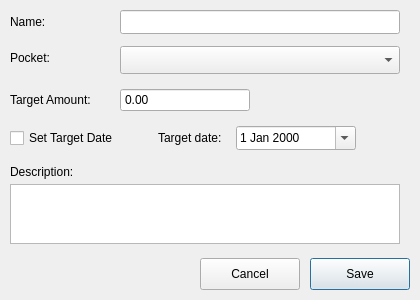
Old version of the form ui/goal_edit_dialog.ui in the repository fishija/fcontrol-personal-finance.
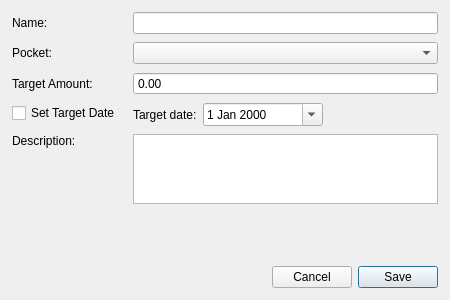
New version of the form.

Commit message: Update goals and goal_contribution views to meet base usability requirements

Patch:
```diff
--- a/ui/goal_edit_dialog.ui
+++ b/ui/goal_edit_dialog.ui
@@ -6,81 +6,66 @@
    <rect>
     <x>0</x>
     <y>0</y>
-    <width>420</width>
+    <width>450</width>
     <height>300</height>
    </rect>
   </property>
   <property name="windowTitle">
    <string>Edit Goal</string>
   </property>
+  <layout class="QVBoxLayout" name="mainLayout">
+   <property name="leftMargin">
+    <number>12</number>
+   </property>
+   <property name="topMargin">
+    <number>12</number>
+   </property>
+   <property name="rightMargin">
+    <number>12</number>
+   </property>
+   <property name="bottomMargin">
+    <number>12</number>
+   </property>
+   <property name="spacing">
+    <number>10</number>
+   </property>
+   <item>
+    <layout class="QFormLayout" name="formLayout">
+     <property name="horizontalSpacing">
+      <number>12</number>
+     </property>
+     <property name="verticalSpacing">
+      <number>8</number>
+     </property>
+     <item row="0" column="0">
   <widget class="QLabel" name="label">
-   <property name="geometry">
-    <rect>
-     <x>10</x>
-     <y>14</y>
-     <width>100</width>
-     <height>16</height>
-    </rect>
-   </property>
    <property name="text">
     <string>Name:</string>
    </property>
   </widget>
-  <widget class="QLineEdit" name="nameInput">
-   <property name="geometry">
-    <rect>
-     <x>120</x>
-     <y>10</y>
-     <width>280</width>
-     <height>24</height>
-    </rect>
-   </property>
-  </widget>
+     </item>
+     <item row="0" column="1">
+      <widget class="QLineEdit" name="nameInput"/>
+     </item>
+     <item row="1" column="0">
   <widget class="QLabel" name="label_2">
-   <property name="geometry">
-    <rect>
-     <x>10</x>
-     <y>50</y>
-     <width>100</width>
-     <height>16</height>
-    </rect>
-   </property>
    <property name="text">
     <string>Pocket:</string>
    </property>
   </widget>
-  <widget class="QComboBox" name="pocketSelect">
-   <property name="geometry">
-    <rect>
-     <x>120</x>
-     <y>46</y>
-     <width>280</width>
-     <height>28</height>
-    </rect>
-   </property>
-  </widget>
+     </item>
+     <item row="1" column="1">
+      <widget class="QComboBox" name="pocketSelect"/>
+     </item>
+     <item row="2" column="0">
   <widget class="QLabel" name="label_3">
-   <property name="geometry">
-    <rect>
-     <x>10</x>
-     <y>92</y>
-     <width>100</width>
-     <height>16</height>
-    </rect>
-   </property>
    <property name="text">
     <string>Target Amount:</string>
    </property>
   </widget>
+     </item>
+     <item row="2" column="1">
   <widget class="QDoubleSpinBox" name="targetAmountInput">
-   <property name="geometry">
-    <rect>
-     <x>120</x>
-     <y>88</y>
-     <width>130</width>
-     <height>24</height>
-    </rect>
-   </property>
    <property name="buttonSymbols">
     <enum>QAbstractSpinBox::ButtonSymbols::NoButtons</enum>
    </property>
@@ -91,40 +76,33 @@
     <number>2</number>
    </property>
   </widget>
+     </item>
+     <item row="3" column="0">
   <widget class="QCheckBox" name="setTargetDateInput">
-   <property name="geometry">
-    <rect>
-     <x>10</x>
-     <y>128</y>
-     <width>140</width>
-     <height>20</height>
-    </rect>
-   </property>
    <property name="text">
     <string>Set Target Date</string>
    </property>
   </widget>
+     </item>
+     <item row="3" column="1">
+      <layout class="QHBoxLayout" name="dateRow">
+       <property name="spacing">
+        <number>6</number>
+       </property>
+       <item>
   <widget class="QLabel" name="targetDateLabel">
-   <property name="geometry">
-    <rect>
-     <x>158</x>
-     <y>130</y>
-     <width>70</width>
-     <height>16</height>
-    </rect>
-   </property>
    <property name="text">
     <string>Target date:</string>
    </property>
   </widget>
+       </item>
+       <item>
   <widget class="QDateEdit" name="targetDateInput">
-   <property name="geometry">
-    <rect>
-     <x>236</x>
-     <y>126</y>
+         <property name="minimumSize">
+          <size>
      <width>120</width>
-     <height>24</height>
-    </rect>
+           <height>0</height>
+          </size>
    </property>
    <property name="buttonSymbols">
     <enum>QAbstractSpinBox::ButtonSymbols::NoButtons</enum>
@@ -133,38 +111,77 @@
     <bool>true</bool>
    </property>
   </widget>
+       </item>
+       <item>
+        <spacer name="dateSpacer">
+         <property name="orientation">
+          <enum>Qt::Orientation::Horizontal</enum>
+         </property>
+         <property name="sizeHint" stdset="0">
+          <size>
+           <width>40</width>
+           <height>20</height>
+          </size>
+         </property>
+        </spacer>
+       </item>
+      </layout>
+     </item>
+     <item row="4" column="0">
   <widget class="QLabel" name="label_4">
-   <property name="geometry">
-    <rect>
-     <x>10</x>
-     <y>164</y>
-     <width>100</width>
-     <height>16</height>
-    </rect>
-   </property>
    <property name="text">
     <string>Description:</string>
    </property>
-  </widget>
+       <property name="alignment">
+        <set>Qt::AlignmentFlag::AlignLeading|Qt::AlignmentFlag::AlignLeft|Qt::AlignmentFlag::AlignTop</set>
+       </property>
+      </widget>
+     </item>
+     <item row="4" column="1">
   <widget class="QTextEdit" name="descriptionInput">
-   <property name="geometry">
-    <rect>
-     <x>10</x>
-     <y>184</y>
-     <width>390</width>
-     <height>60</height>
-    </rect>
-   </property>
-  </widget>
+       <property name="maximumSize">
+        <size>
+         <width>16777215</width>
+         <height>70</height>
+        </size>
+       </property>
+      </widget>
+     </item>
+    </layout>
+   </item>
+   <item>
+    <spacer name="verticalSpacer">
+     <property name="orientation">
+      <enum>Qt::Orientation::Vertical</enum>
+     </property>
+     <property name="sizeHint" stdset="0">
+      <size>
+       <width>20</width>
+       <height>10</height>
+      </size>
+     </property>
+    </spacer>
+   </item>
+   <item>
+    <layout class="QHBoxLayout" name="buttonsLayout">
+     <property name="spacing">
+      <number>6</number>
+     </property>
+     <item>
+      <spacer name="btnSpacer">
+       <property name="orientation">
+        <enum>Qt::Orientation::Horizontal</enum>
+       </property>
+       <property name="sizeHint" stdset="0">
+        <size>
+         <width>40</width>
+         <height>20</height>
+        </size>
+       </property>
+      </spacer>
+     </item>
+     <item>
   <widget class="QPushButton" name="cancelButton">
-   <property name="geometry">
-    <rect>
-     <x>200</x>
-     <y>258</y>
-     <width>100</width>
-     <height>32</height>
-    </rect>
-   </property>
    <property name="text">
     <string>Cancel</string>
    </property>
@@ -172,15 +189,9 @@
     <bool>false</bool>
    </property>
   </widget>
+     </item>
+     <item>
   <widget class="QPushButton" name="saveButton">
-   <property name="geometry">
-    <rect>
-     <x>310</x>
-     <y>258</y>
-     <width>100</width>
-     <height>32</height>
-    </rect>
-   </property>
    <property name="text">
     <string>Save</string>
    </property>
@@ -188,6 +199,10 @@
     <bool>true</bool>
    </property>
   </widget>
+     </item>
+    </layout>
+   </item>
+  </layout>
  </widget>
  <resources/>
  <connections/>
```
Lines whose indentation alone changed are shown as unchanged. The commit also changes 5 other files.
